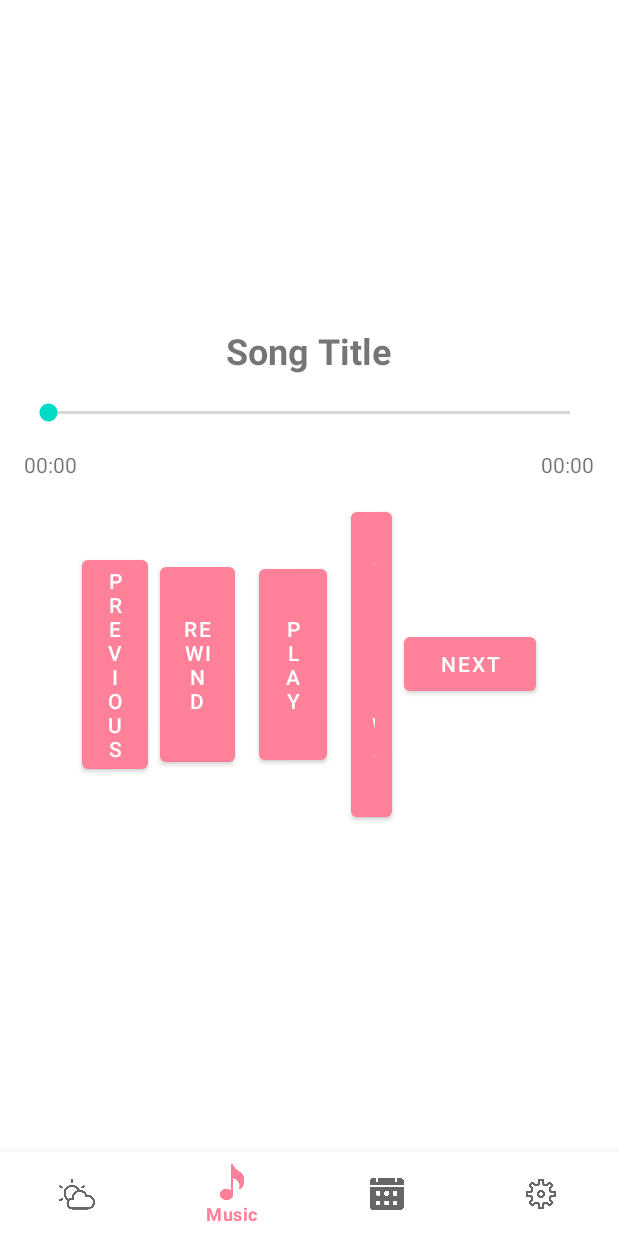
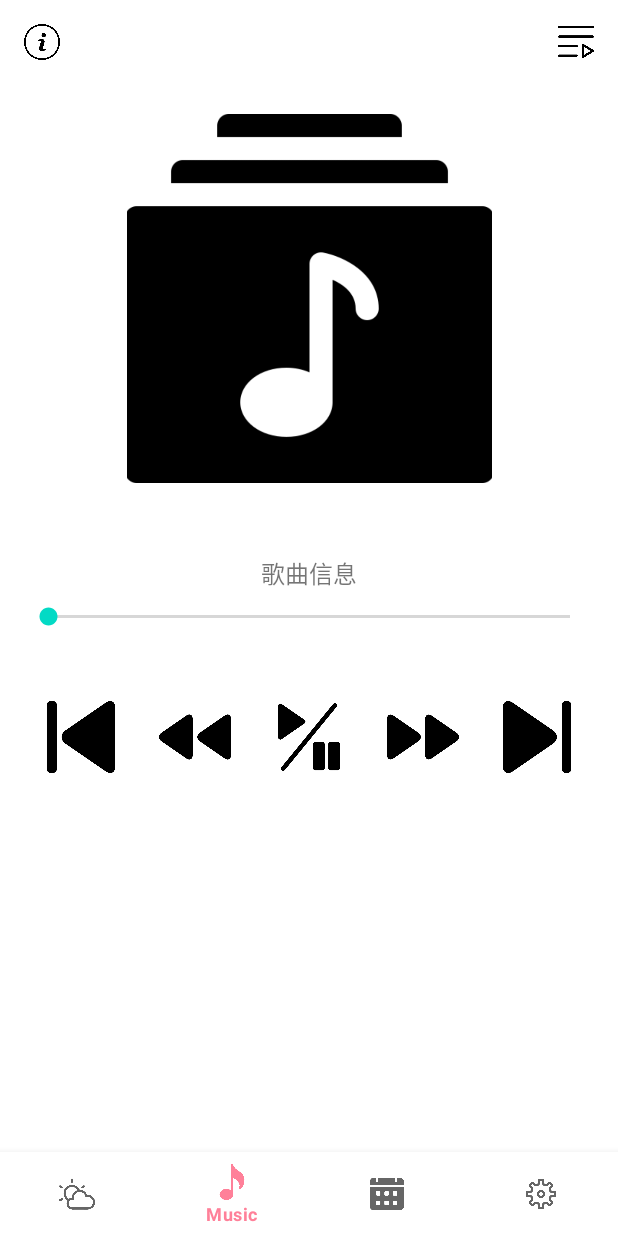
Before and after one commit to ChouYih/EWeather, an Android app: the screen it shows after launch (MainActivity), item 2 of the bottom bar chosen, on a phone screen of 412 x 824 dp. Run offline under Robolectric (Android 15) with nearby library versions, the phone set to English and light mode, and no system bars; pictures from the network do not load.

Commit message:
Music功能基本完成

```diff
--- a/app/src/main/AndroidManifest.xml
+++ b/app/src/main/AndroidManifest.xml
@@ -5,6 +5,8 @@
 
     <uses-permission android:name="android.permission.INTERNET" />
     <uses-permission android:name="android.permission.ACCESS_NETWORK_STATE" />
+    <uses-permission android:name="android.permission.READ_EXTERNAL_STORAGE"/>
+
 
     <application
             android:allowBackup="true"
@@ -22,6 +24,9 @@
 
         <activity android:name=".SearchCityActivity"></activity>
 
+        <activity android:name=".PlaylistActivity"></activity>
+
+
     </application>
 
 
--- a/app/src/main/java/com/yihchou/eweather/MusicFragment.java
+++ b/app/src/main/java/com/yihchou/eweather/MusicFragment.java
@@ -1,107 +1,72 @@
 package com.yihchou.eweather;
 
-import android.Manifest;
-import android.content.pm.PackageManager;
+
+import android.content.Intent;
+import android.database.Cursor;
 import android.media.MediaPlayer;
+import android.net.Uri;
 import android.os.Bundle;
 import android.os.Handler;
 import android.os.Looper;
-import android.util.Log;
+import android.provider.OpenableColumns;
 import android.view.LayoutInflater;
 import android.view.View;
 import android.view.ViewGroup;
-import android.widget.Button;
+import android.widget.ImageView;
 import android.widget.SeekBar;
 import android.widget.TextView;
-import android.widget.Toast;
 
 import androidx.annotation.NonNull;
 import androidx.annotation.Nullable;
-import androidx.core.app.ActivityCompat;
-import androidx.core.content.ContextCompat;
+import androidx.appcompat.app.AppCompatActivity;
 import androidx.fragment.app.Fragment;
 
-import java.io.File;
+import java.io.IOException;
 import java.util.ArrayList;
-import java.util.List;
 
 public class MusicFragment extends Fragment {
 
-    private static final int REQUEST_PERMISSION_STORAGE = 100;
+    private static final int REQUEST_CODE_PLAYLIST = 2;
+    private ImageView btnSongInfo, btnPlaylist, imgAlbumArt;
+    private ImageView btnPrevious, btnRewind, btnPlayPause, btnForward, btnNext;
+    private TextView tvSongInfo;
+    private SeekBar seekBar;
     private MediaPlayer mediaPlayer;
-    private Handler handler = new Handler();
-    private SeekBar seekBar;
-    private TextView textViewCurrentTime, textViewTotalTime, textViewSongTitle;
-    private Button buttonPlayPause, buttonNext, buttonPrevious, buttonFastForward, buttonRewind;
-    private List<File> songList;
+    private Uri currentSongUri;
+    private ArrayList<Uri> songUriList = new ArrayList<>();
     private int currentSongIndex = 0;
+    private Handler handler = new Handler(Looper.getMainLooper());
 
     @Nullable
     @Override
     public View onCreateView(@NonNull LayoutInflater inflater, @Nullable ViewGroup container, @Nullable Bundle savedInstanceState) {
         View view = inflater.inflate(R.layout.fragment_music, container, false);
 
-        seekBar = view.findViewById(R.id.seekBar);
-        textViewCurrentTime = view.findViewById(R.id.textView_current_time);
-        textViewTotalTime = view.findViewById(R.id.textView_total_time);
-        textViewSongTitle = view.findViewById(R.id.textView_song_title);
-        buttonPlayPause = view.findViewById(R.id.button_play_pause);
-        buttonNext = view.findViewById(R.id.button_next);
-        buttonPrevious = view.findViewById(R.id.button_previous);
-        buttonFastForward = view.findViewById(R.id.button_fast_forward);
-        buttonRewind = view.findViewById(R.id.button_rewind);
+        // Initialize views
+        btnSongInfo = view.findViewById(R.id.btn_song_info);
+        btnPlaylist = view.findViewById(R.id.btn_playlist);
+        imgAlbumArt = view.findViewById(R.id.img_album_art);
+        tvSongInfo = view.findViewById(R.id.tv_song_info);
+        seekBar = view.findViewById(R.id.seekbar);
+        btnPrevious = view.findViewById(R.id.btn_previous);
+        btnRewind = view.findViewById(R.id.btn_rewind);
+        btnPlayPause = view.findViewById(R.id.btn_play_pause);
+        btnForward = view.findViewById(R.id.btn_forward);
+        btnNext = view.findViewById(R.id.btn_next);
 
-        if (ContextCompat.checkSelfPermission(getContext(), Manifest.permission.READ_EXTERNAL_STORAGE) != PackageManager.PERMISSION_GRANTED) {
-            ActivityCompat.requestPermissions(getActivity(), new String[]{Manifest.permission.READ_EXTERNAL_STORAGE}, REQUEST_PERMISSION_STORAGE);
-        } else {
-            loadSongs();
-        }
+        // Initialize MediaPlayer
+        mediaPlayer = new MediaPlayer();
 
-        return view;
-    }
+        // Set click listeners
+        btnSongInfo.setOnClickListener(v -> onSongInfoClicked());
+        btnPlaylist.setOnClickListener(v -> openPlaylistActivity());
+        btnPrevious.setOnClickListener(v -> onPreviousClicked());
+        btnRewind.setOnClickListener(v -> onRewindClicked());
+        btnPlayPause.setOnClickListener(v -> onPlayPauseClicked());
+        btnForward.setOnClickListener(v -> onForwardClicked());
+        btnNext.setOnClickListener(v -> onNextClicked());
 
-    private void loadSongs() {
-        songList = getSongsFromExternalStorage();
-
-        if (!songList.isEmpty()) {
-            setupMediaPlayer();
-            setupButtons();
-        } else {
-            Toast.makeText(getContext(), "No songs found on the device.", Toast.LENGTH_SHORT).show();
-        }
-    }
-
-    private List<File> getSongsFromExternalStorage() {
-        List<File> songs = new ArrayList<>();
-        File musicDir = new File("/storage/emulated/0/Music"); // 确保路径正确
-        if (musicDir.exists() && musicDir.isDirectory()) {
-            File[] files = musicDir.listFiles();
-            if (files != null) {
-                for (File file : files) {
-                    if (file.isFile() && file.getName().endsWith(".mp3")) {
-                        songs.add(file);
-                    }
-                }
-            }
-        }
-        return songs;
-    }
-
-    private void setupMediaPlayer() {
-        mediaPlayer = new MediaPlayer();
-        playSong(songList.get(currentSongIndex));
-
-        mediaPlayer.setOnCompletionListener(mp -> {
-            if (currentSongIndex < songList.size() - 1) {
-                currentSongIndex++;
-                playSong(songList.get(currentSongIndex));
-            } else {
-                mediaPlayer.seekTo(0);
-                mediaPlayer.pause();
-                buttonPlayPause.setText("Play");
-            }
-        });
-
+        // Set up the seekbar listener
         seekBar.setOnSeekBarChangeListener(new SeekBar.OnSeekBarChangeListener() {
             @Override
             public void onProgressChanged(SeekBar seekBar, int progress, boolean fromUser) {
@@ -112,77 +77,123 @@ public class MusicFragment extends Fragment {
 
             @Override
             public void onStartTrackingTouch(SeekBar seekBar) {
+                // handle seekbar start tracking
             }
 
             @Override
             public void onStopTrackingTouch(SeekBar seekBar) {
+                // handle seekbar stop tracking
             }
         });
 
-        getActivity().runOnUiThread(new Runnable() {
+        // Update seekbar progress
+        handler.postDelayed(updateSeekBar, 1000);
+
+        return view;
+    }
+
+    private final Runnable updateSeekBar = new Runnable() {
         @Override
         public void run() {
-                if (mediaPlayer != null) {
+            if (mediaPlayer != null && mediaPlayer.isPlaying()) {
                 seekBar.setProgress(mediaPlayer.getCurrentPosition());
-                    textViewCurrentTime.setText(formatTime(mediaPlayer.getCurrentPosition()));
             }
             handler.postDelayed(this, 1000);
         }
-        });
+    };
+
+    private void onSongInfoClicked() {
+        // Handle song info button click
     }
 
-    private void setupButtons() {
-        buttonPlayPause.setOnClickListener(v -> {
+    private void openPlaylistActivity() {
+        Intent intent = new Intent(getActivity(), PlaylistActivity.class);
+        intent.putParcelableArrayListExtra("SONG_URIS", songUriList);
+        startActivityForResult(intent, REQUEST_CODE_PLAYLIST);
+    }
+
+    private void onPreviousClicked() {
+        if (currentSongIndex > 0) {
+            currentSongIndex--;
+            playSong(songUriList.get(currentSongIndex));
+        }
+    }
+
+    private void onRewindClicked() {
+        int newPosition = mediaPlayer.getCurrentPosition() - 15000;
+        mediaPlayer.seekTo(Math.max(newPosition, 0));
+    }
+
+    private void onPlayPauseClicked() {
         if (mediaPlayer.isPlaying()) {
             mediaPlayer.pause();
-                buttonPlayPause.setText("Play");
+            btnPlayPause.setImageResource(R.drawable.ic_play_pause);
         } else {
             mediaPlayer.start();
-                buttonPlayPause.setText("Pause");
+            btnPlayPause.setImageResource(R.drawable.ic_play_pause);
         }
-        });
-
-        buttonNext.setOnClickListener(v -> {
-            if (currentSongIndex < songList.size() - 1) {
-                currentSongIndex++;
-                playSong(songList.get(currentSongIndex));
-            }
-        });
-
-        buttonPrevious.setOnClickListener(v -> {
-            if (currentSongIndex > 0) {
-                currentSongIndex--;
-                playSong(songList.get(currentSongIndex));
-            }
-        });
-
-        buttonFastForward.setOnClickListener(v -> mediaPlayer.seekTo(mediaPlayer.getCurrentPosition() + 5000));
-
-        buttonRewind.setOnClickListener(v -> mediaPlayer.seekTo(mediaPlayer.getCurrentPosition() - 5000));
     }
 
-    private void playSong(File song) {
+    private void onForwardClicked() {
+        int newPosition = mediaPlayer.getCurrentPosition() + 15000;
+        mediaPlayer.seekTo(Math.min(newPosition, mediaPlayer.getDuration()));
+    }
+
+    private void onNextClicked() {
+        if (currentSongIndex < songUriList.size() - 1) {
+            currentSongIndex++;
+            playSong(songUriList.get(currentSongIndex));
+        }
+    }
+
+    private void playSong(Uri songUri) {
         try {
             mediaPlayer.reset();
-            mediaPlayer.setDataSource(song.getPath());
+            mediaPlayer.setDataSource(getContext(), songUri);
             mediaPlayer.prepare();
             mediaPlayer.start();
-
+            currentSongUri = songUri;
+            btnPlayPause.setImageResource(R.drawable.ic_play_pause);
+            tvSongInfo.setText(getFileName(songUri));
             seekBar.setMax(mediaPlayer.getDuration());
-            textViewTotalTime.setText(formatTime(mediaPlayer.getDuration()));
-            textViewSongTitle.setText(song.getName());
-
-            buttonPlayPause.setText("Pause");
-
-        } catch (Exception e) {
+        } catch (IOException e) {
             e.printStackTrace();
         }
     }
 
-    private String formatTime(int milliseconds) {
-        int minutes = (milliseconds / 1000) / 60;
-        int seconds = (milliseconds / 1000) % 60;
-        return String.format("%02d:%02d", minutes, seconds);
+    @Override
+    public void onActivityResult(int requestCode, int resultCode, @Nullable Intent data) {
+        super.onActivityResult(requestCode, resultCode, data);
+        if (requestCode == REQUEST_CODE_PLAYLIST && resultCode == AppCompatActivity.RESULT_OK) {
+            if (data != null) {
+                Uri songUri = Uri.parse(data.getStringExtra("SONG_URI"));
+                songUriList = data.getParcelableArrayListExtra("SONG_URIS");
+                currentSongIndex = songUriList.indexOf(songUri);
+                playSong(songUri);
+            }
+        }
+    }
+
+    private String getFileName(Uri uri) {
+        String result = null;
+        if (uri.getScheme().equals("content")) {
+            try (Cursor cursor = getContext().getContentResolver().query(uri, null, null, null, null)) {
+                if (cursor != null && cursor.moveToFirst()) {
+                    int nameIndex = cursor.getColumnIndex(OpenableColumns.DISPLAY_NAME);
+                    if (nameIndex != -1) {
+                        result = cursor.getString(nameIndex);
+                    }
+                }
+            }
+        }
+        if (result == null) {
+            result = uri.getPath();
+            int cut = result.lastIndexOf('/');
+            if (cut != -1) {
+                result = result.substring(cut + 1);
+            }
+        }
+        return result;
     }
 
     @Override
@@ -192,18 +203,6 @@ public class MusicFragment extends Fragment {
             mediaPlayer.release();
             mediaPlayer = null;
         }
-        handler.removeCallbacksAndMessages(null);
-    }
-
-    @Override
-    public void onRequestPermissionsResult(int requestCode, @NonNull String[] permissions, @NonNull int[] grantResults) {
-        super.onRequestPermissionsResult(requestCode, permissions, grantResults);
-        if (requestCode == REQUEST_PERMISSION_STORAGE) {
-            if (grantResults.length > 0 && grantResults[0] == PackageManager.PERMISSION_GRANTED) {
-                loadSongs();
-            } else {
-                Toast.makeText(getContext(), "Permission denied to read your External storage", Toast.LENGTH_SHORT).show();
+        handler.removeCallbacks(updateSeekBar);
     }
 }
-    }
-}
--- a/app/src/main/res/layout/fragment_music.xml
+++ b/app/src/main/res/layout/fragment_music.xml
@@ -1,89 +1,140 @@
 <?xml version="1.0" encoding="utf-8"?>
 <LinearLayout xmlns:android="http://schemas.android.com/apk/res/android"
-              android:layout_width="match_parent"
-              android:layout_height="match_parent"
+              xmlns:tools="http://schemas.android.com/tools" android:layout_width="match_parent"
+              android:layout_height="match_parent" xmlns:app="http://schemas.android.com/apk/res-auto"
               android:orientation="vertical"
-              android:padding="16dp"
-              android:gravity="center">
+              android:padding="16dp">
 
-    <TextView
-            android:id="@+id/textView_song_title"
-            android:layout_width="wrap_content"
-            android:layout_height="wrap_content"
-            android:text="Song Title"
-            android:textSize="24sp"
-            android:layout_marginBottom="16dp"
-            android:textStyle="bold" />
-
-    <SeekBar
-            android:id="@+id/seekBar"
+    <!-- 顶部水平线性布局 -->
+    <LinearLayout
             android:layout_width="match_parent"
             android:layout_height="wrap_content"
-            android:layout_marginBottom="16dp" />
+            android:orientation="horizontal">
 
+        <!-- 歌曲信息按钮 -->
+        <ImageView
+                android:id="@+id/btn_song_info"
+                android:layout_width="24dp"
+                android:layout_height="24dp"
+                android:src="@drawable/ic_info"
+                android:contentDescription="歌名"
+                android:scaleType="centerInside"
+                android:layout_gravity="start"
+                android:background="?attr/selectableItemBackgroundBorderless" />
+
+        <!-- 占位用的空白视图 -->
+        <View
+                android:layout_width="0dp"
+                android:layout_height="24dp"
+                android:layout_weight="1" />
+
+        <!-- 播放列表按钮 -->
+        <ImageView
+                android:id="@+id/btn_playlist"
+                android:layout_width="24dp"
+                android:layout_height="24dp"
+                android:src="@drawable/ic_playlist"
+                android:contentDescription="播放列表"
+                android:scaleType="centerInside"
+                android:layout_gravity="end"
+                android:background="?attr/selectableItemBackgroundBorderless" />
+    </LinearLayout>
+
+
+    <!-- 控制按钮水平线性布局 -->
+    <androidx.constraintlayout.widget.ConstraintLayout
+            android:layout_width="match_parent"
+            android:layout_height="427dp">
+
+        <ImageView
+                android:id="@+id/img_album_art"
+                android:layout_width="243dp"
+                android:layout_height="246dp"
+                android:scaleType="centerCrop"
+                android:src="@drawable/ic_album"
+                app:layout_constraintDimensionRatio="1:1"
+                app:layout_constraintTop_toTopOf="parent"
+                app:layout_constraintStart_toStartOf="parent"
+                app:layout_constraintEnd_toEndOf="parent" android:layout_marginTop="36dp"/>
+        <TextView
+                android:id="@+id/tv_song_info"
+                android:layout_width="match_parent"
+                android:layout_height="wrap_content"
+                android:text="歌曲信息"
+                android:textSize="16sp"
+                android:gravity="center"
+                android:padding="8dp"
+                app:layout_constraintTop_toBottomOf="@id/img_album_art"
+                app:layout_constraintStart_toStartOf="parent"
+                app:layout_constraintEnd_toEndOf="parent" android:layout_marginTop="40dp"
+                app:layout_constraintHorizontal_bias="0.0"/>
+        <SeekBar
+                android:id="@+id/seekbar"
+                android:layout_width="match_parent"
+                android:layout_height="wrap_content"
+                app:layout_constraintTop_toBottomOf="@id/tv_song_info"
+                app:layout_constraintStart_toStartOf="parent"
+                app:layout_constraintEnd_toEndOf="parent"/>
+    </androidx.constraintlayout.widget.ConstraintLayout>
     <LinearLayout
             android:layout_width="match_parent"
             android:layout_height="wrap_content"
             android:orientation="horizontal"
-            android:gravity="center"
-            android:layout_marginBottom="16dp">
+            android:weightSum="5">
 
-        <TextView
-                android:id="@+id/textView_current_time"
-                android:layout_width="wrap_content"
-                android:layout_height="wrap_content"
-                android:text="00:00" />
+        <!-- 上一首按钮 -->
+        <ImageView
+                android:id="@+id/btn_previous"
+                android:layout_width="0dp"
+                android:layout_height="48dp"
+                android:layout_weight="1"
+                android:src="@drawable/ic_previous"
+                android:contentDescription="上一首"
+                android:scaleType="centerInside"
+                android:background="?attr/selectableItemBackgroundBorderless" />
 
-        <View
+        <!-- 快退按钮 -->
+        <ImageView
+                android:id="@+id/btn_rewind"
                 android:layout_width="0dp"
-                android:layout_height="0dp"
-                android:layout_weight="1" />
+                android:layout_height="48dp"
+                android:layout_weight="1"
+                android:src="@drawable/ic_rewind"
+                android:contentDescription="快退"
+                android:scaleType="centerInside"
+                android:background="?attr/selectableItemBackgroundBorderless" />
 
-        <TextView
-                android:id="@+id/textView_total_time"
-                android:layout_width="wrap_content"
-                android:layout_height="wrap_content"
-                android:text="00:00" />
-    </LinearLayout>
+        <!-- 播放/暂停按钮 -->
+        <ImageView
+                android:id="@+id/btn_play_pause"
+                android:layout_width="0dp"
+                android:layout_height="48dp"
+                android:layout_weight="1"
+                android:src="@drawable/ic_play_pause"
+                android:contentDescription="播放/暂停"
+                android:scaleType="centerInside"
+                android:background="?attr/selectableItemBackgroundBorderless" />
 
-    <LinearLayout
-            android:layout_width="match_parent"
-            android:layout_height="wrap_content"
-            android:orientation="horizontal"
-            android:gravity="center">
+        <!-- 快进按钮 -->
+        <ImageView
+                android:id="@+id/btn_forward"
+                android:layout_width="0dp"
+                android:layout_height="48dp"
+                android:layout_weight="1"
+                android:src="@drawable/ic_forward"
+                android:contentDescription="快进"
+                android:scaleType="centerInside"
+                android:background="?attr/selectableItemBackgroundBorderless" />
 
-        <Button
-                android:id="@+id/button_previous"
-                android:layout_width="44dp"
-                android:layout_height="wrap_content"
-                android:text="Previous"/>
-
-        <Button
-                android:id="@+id/button_rewind"
-                android:layout_width="50dp"
-                android:layout_height="142dp"
-                android:text="Rewind"
-                android:layout_marginStart="8dp"
-                android:layout_marginEnd="8dp"/>
-
-        <Button
-                android:id="@+id/button_play_pause"
-                android:layout_width="45dp"
-                android:layout_height="139dp"
-                android:text="Play"
-                android:layout_marginStart="8dp"
-                android:layout_marginEnd="8dp"/>
-        <Button
-                android:id="@+id/button_fast_forward"
-                android:layout_width="27dp"
-                android:layout_height="wrap_content"
-                android:text="Fast Forward"
-                android:layout_marginStart="8dp"
-                android:layout_marginEnd="8dp"/>
-        <Button
-                android:id="@+id/button_next"
-                android:layout_width="wrap_content"
-                android:layout_height="wrap_content"
-                android:text="Next" />
+        <!-- 下一首按钮 -->
+        <ImageView
+                android:id="@+id/btn_next"
+                android:layout_width="0dp"
+                android:layout_height="48dp"
+                android:layout_weight="1"
+                android:src="@drawable/ic_next"
+                android:contentDescription="下一首"
+                android:scaleType="centerInside"
+                android:background="?attr/selectableItemBackgroundBorderless" />
     </LinearLayout>
 </LinearLayout>
```
Also changed, not shown: app/src/main/java/com/yihchou/eweather/PlaylistActivity.java (added, +143 -0 lines), app/src/main/java/com/yihchou/eweather/SongAdapter.java (added, +60 -0 lines), app/src/main/res/layout/activity_playlist.xml (added, +41 -0 lines), app/src/main/res/layout/item_song.xml (added, +13 -0 lines), app/src/main/res/values/strings.xml (+9 -0 lines), app/src/main/res/drawable/ic_album.png (added), app/src/main/res/drawable/ic_forward.png (added), app/src/main/res/drawable/ic_info.png (added), app/src/main/res/drawable/ic_next.png (added), app/src/main/res/drawable/ic_play_pause.png (added), app/src/main/res/drawable/ic_playlist.png (added), app/src/main/res/drawable/ic_previous.png (added), app/src/main/res/drawable/ic_rewind.png (added). Lines whose indentation alone changed are shown as unchanged.
